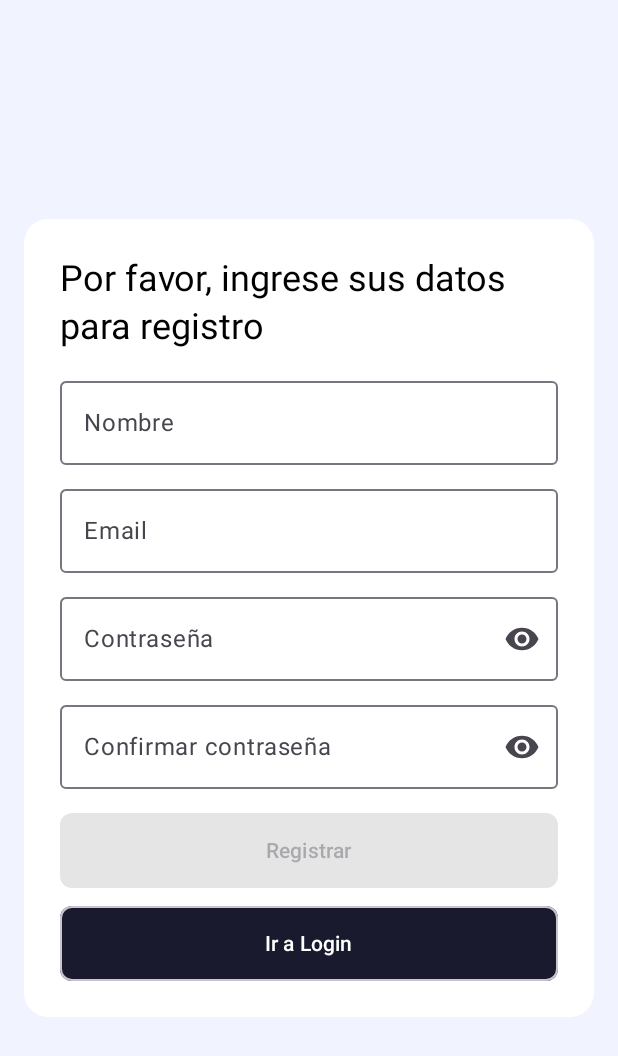
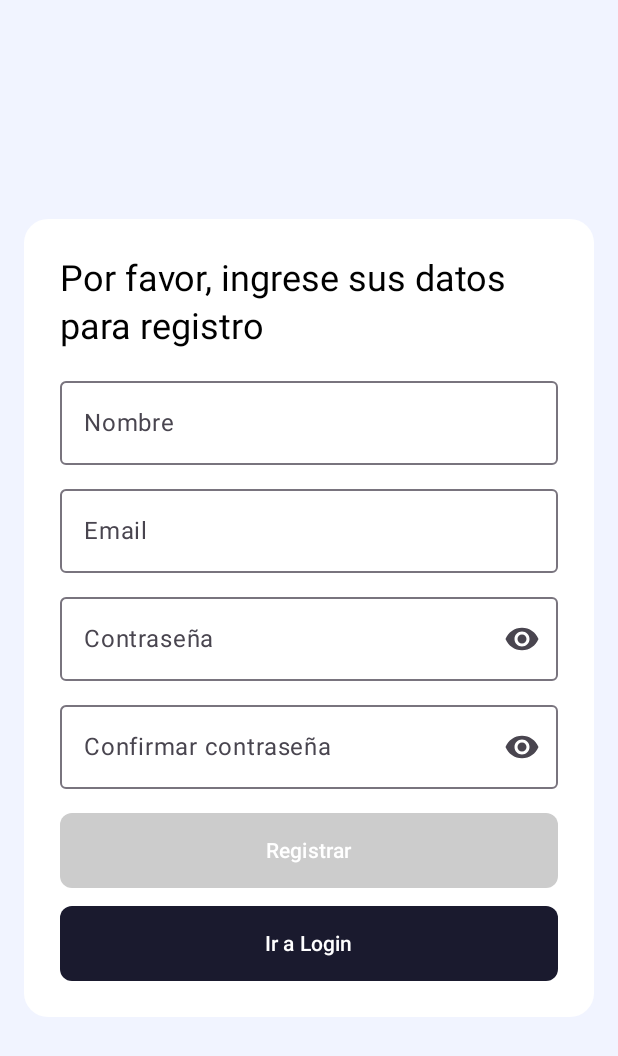
Before and after one commit to nerxzel/ForgetMeNot_F, an Android app built with Jetpack Compose: the screen it shows after launch (MainActivity), after a tap on "Crear cuenta", on a phone screen of 412 x 824 dp. Shown: the top 1056 px of the screen. Run offline under Robolectric (Android 15) with nearby library versions, the phone set to English and light mode, and no system bars; our stand-ins replace livedata-compose.

```diff
--- a/app/src/main/java/com/example/forgetmenot/MainActivity.kt
+++ b/app/src/main/java/com/example/forgetmenot/MainActivity.kt
@@ -18,7 +18,6 @@ import com.example.forgetmenot.viewmodel.AuthViewModelFactory
 import com.example.forgetmenot.ui.theme.ForgetMeNot_Theme
 import com.example.forgetmenot.viewmodel.ArticleViewModelFactory
 import androidx.compose.runtime.remember
-import com.example.forgetmenot.data.local.database.DatabaseHelper
 import com.example.forgetmenot.data.repository.ArticleRepository
 
 class MainActivity : ComponentActivity() {
@@ -34,7 +33,6 @@ class MainActivity : ComponentActivity() {
 @Composable
 fun AppRoot() {
 
-    val context = LocalContext.current.applicationContext
     val repository = remember { UserRepository() }
     val authViewModel: AuthViewModel = viewModel (
         factory = AuthViewModelFactory(repository)
@@ -47,7 +45,7 @@ fun AppRoot() {
 
 
     val navController = rememberNavController()
-    ForgetMeNot_Theme {
+    ForgetMeNot_Theme(darkTheme = false) {
         Surface(color = MaterialTheme.colorScheme.background) {
             AppNavGraph(navController = navController,
                 authViewModel = authViewModel,
--- a/app/src/main/java/com/example/forgetmenot/ui/components/LoginForm.kt
+++ b/app/src/main/java/com/example/forgetmenot/ui/components/LoginForm.kt
@@ -73,7 +73,8 @@ fun LoginForm(
         Text(
             text = "Bienvenido",
             style = MaterialTheme.typography.headlineMedium,
-            fontWeight = FontWeight.Bold
+            fontWeight = FontWeight.Bold,
+            color = Color.Black
         )
 
         Spacer(Modifier.height(20.dp))
@@ -141,7 +142,9 @@ fun LoginForm(
                 .fillMaxWidth()
                 .height(50.dp),
             shape = RoundedCornerShape(8.dp),
-            colors = ButtonDefaults.buttonColors(containerColor = DarkNavy)
+            colors = ButtonDefaults.buttonColors(
+                disabledContainerColor = Color.LightGray,
+                disabledContentColor = Color.White)
         ) {
             if (isSubmitting) {
                 CircularProgressIndicator(strokeWidth = 2.dp, modifier = Modifier.size(18.dp))
@@ -159,12 +162,13 @@ fun LoginForm(
 
         Spacer(Modifier.height(12.dp))
 
-        OutlinedButton(onClick = onGoRegister,
+        Button(
+            onClick = onGoRegister,
             modifier = Modifier
                 .fillMaxWidth()
                 .height(50.dp),
-            shape = RoundedCornerShape(8.dp),
-            colors = ButtonDefaults.buttonColors(containerColor = DarkNavy)) {
+            shape = RoundedCornerShape(8.dp)
+        ) {
             Text("Crear cuenta")
         }
     }
--- a/app/src/main/java/com/example/forgetmenot/ui/components/RegisterForm.kt
+++ b/app/src/main/java/com/example/forgetmenot/ui/components/RegisterForm.kt
@@ -51,7 +51,8 @@ fun RegisterForm(
 
         Text(
             text = "Por favor, ingrese sus datos para registro",
-            style = MaterialTheme.typography.headlineSmall
+            style = MaterialTheme.typography.headlineSmall,
+            color = Color.Black
         )
         Spacer(Modifier.height(12.dp))
 
@@ -81,7 +82,10 @@ fun RegisterForm(
             keyboardOptions = KeyboardOptions(
                 keyboardType = KeyboardType.Email
             ),
-            modifier = Modifier.fillMaxWidth()
+            modifier = Modifier.fillMaxWidth(),
+            colors = OutlinedTextFieldDefaults.colors(
+                focusedTextColor = Color.Black
+            )
         )
         if (emailError != null) {
             Text(emailError, color = MaterialTheme.colorScheme.error, style = MaterialTheme.typography.labelSmall)
@@ -142,7 +146,9 @@ fun RegisterForm(
                 .fillMaxWidth()
                 .height(50.dp),
             shape = RoundedCornerShape(8.dp),
-            colors = ButtonDefaults.buttonColors(containerColor = DarkNavy)
+            colors = ButtonDefaults.buttonColors(
+                disabledContainerColor = Color.LightGray,
+                disabledContentColor = Color.White)
         ) {
             if (isSubmitting) {
                 CircularProgressIndicator(strokeWidth = 2.dp, modifier = Modifier.size(18.dp))
@@ -160,11 +166,11 @@ fun RegisterForm(
 
         Spacer(Modifier.height(12.dp))
 
-        OutlinedButton(onClick = onGoLogin, modifier = Modifier
+        Button(onClick = onGoLogin, modifier = Modifier
             .fillMaxWidth()
             .height(50.dp),
             shape = RoundedCornerShape(8.dp),
-            colors = ButtonDefaults.buttonColors(containerColor = DarkNavy)) {
+            colors = ButtonDefaults.buttonColors(containerColor = DarkNavy, contentColor = Color.White)) {
             Text("Ir a Login")
             }
         }
--- a/app/src/main/java/com/example/forgetmenot/ui/screen/ProfileScreen.kt
+++ b/app/src/main/java/com/example/forgetmenot/ui/screen/ProfileScreen.kt
@@ -40,9 +40,6 @@ fun ProfileScreen(
 
     var showEmailDialog by remember { mutableStateOf(false) }
     var showPasswordDialog by remember { mutableStateOf(false) }
-    var showCurrentPassword by remember { mutableStateOf(false) }
-    var showNewPassword by remember { mutableStateOf(false) }
-    var showConfirmPassword by remember { mutableStateOf(false) }
 
     LaunchedEffect(profileState.saveSuccess) {
         if (profileState.saveSuccess) {
@@ -121,7 +118,6 @@ fun ProfileScreen(
                 Column(modifier = Modifier.padding(16.dp)) {
                     PasswordChangeForm(
                         profileState = profileState,
-                        onCurrentPasswordChange = authViewModel::onCurrentPasswordChange,
                         onNewPasswordChange = authViewModel::onNewPasswordChange,
                         onConfirmNewPasswordChange = authViewModel::onConfirmNewPasswordChange
                     )
@@ -150,7 +146,7 @@ fun ProfileScreen(
         AlertDialog(
             onDismissRequest = { showEmailDialog = false },
             title = { Text("Confirmar cambios") },
-            text = { Text("¿Estás seguro de que quieres actualizar su correo?") },
+            text = { Text("¿Estás seguro de que quieres actualizar su perfil?") },
             confirmButton = {
                 Button(onClick = {
                     authViewModel.saveProfile()
--- a/app/src/main/java/com/example/forgetmenot/ui/theme/Theme.kt
+++ b/app/src/main/java/com/example/forgetmenot/ui/theme/Theme.kt
@@ -1,6 +1,5 @@
 package com.example.forgetmenot.ui.theme
 
-import android.app.Activity
 import android.os.Build
 import androidx.compose.foundation.isSystemInDarkTheme
 import androidx.compose.material3.MaterialTheme
@@ -9,37 +8,41 @@ import androidx.compose.material3.dynamicDarkColorScheme
 import androidx.compose.material3.dynamicLightColorScheme
 import androidx.compose.material3.lightColorScheme
 import androidx.compose.runtime.Composable
-import androidx.compose.runtime.SideEffect
 import androidx.compose.ui.graphics.Color
-import androidx.compose.ui.graphics.toArgb
 import androidx.compose.ui.platform.LocalContext
-import androidx.compose.ui.platform.LocalView
-import androidx.core.view.WindowCompat
+
 
 private val DarkColorScheme = darkColorScheme(
-    primary = ForgetMeNotBlueLight,
+    primary = DarkNavy,
+    onPrimary = Color.White,
+
+    tertiary = ForgetMeNotBlue,
+    onTertiary = Color.White,
+
     secondary = CornflowerBlue,
+    onSecondary = Color.White,
+
     background = DarkGreyBackground,
     surface = DarkGreyBackground,
     error = ErrorRed,
-
-
-    onPrimary = DarkOnPrimary,
-    onSecondary = Color.White,
     onBackground = LightTextColor,
     onSurface = LightTextColor,
     onError = Color.White
 )
 
 private val LightColorScheme = lightColorScheme(
-    primary = ForgetMeNotBlue,
+    primary = DarkNavy,
+    onPrimary = Color.White,
+
+    tertiary = ForgetMeNotBlue,
+    onTertiary = Color.Black,
+
     secondary = CornflowerBlue,
+    onSecondary = Color.White,
+
     background = Color.White,
     surface = Color.White,
     error = ErrorRed,
-
-    onPrimary = Color.White,
-    onSecondary = Color.White,
     onBackground = Color.Black,
     onSurface = Color.Black,
     onError = Color.White
--- a/app/src/main/java/com/example/forgetmenot/viewmodel/ArticleViewModel.kt
+++ b/app/src/main/java/com/example/forgetmenot/viewmodel/ArticleViewModel.kt
@@ -39,8 +39,6 @@ class ArticleViewModel(private val repository: ArticleRepository) : ViewModel()
     val formState: StateFlow<ArticleFormState> = _formState.asStateFlow()
 
     private var currentUserId: String = ""
-
-    // Removed init block to avoid loading without email
 
     fun loadAllArticles(email: String) {
         currentUserId = email
@@ -106,7 +104,7 @@ class ArticleViewModel(private val repository: ArticleRepository) : ViewModel()
 
     fun addArticle() {
         if (!_formState.value.canSubmit) return
-        if (currentUserId.isBlank()) return // Should handle error or ensure email is set
+        if (currentUserId.isBlank()) return
 
         viewModelScope.launch {
             val s = _formState.value
```
Also changed, not shown: app/src/main/java/com/example/forgetmenot/data/repository/UserRepository.kt (+1 -34 lines), app/src/main/java/com/example/forgetmenot/sampleData.kt (deleted, +0 -161 lines), app/src/main/java/com/example/forgetmenot/ui/components/AppTopBar.kt (+9 -6 lines), app/src/main/java/com/example/forgetmenot/ui/components/PasswordChangeForm.kt (+0 -18 lines), app/src/main/java/com/example/forgetmenot/viewmodel/AuthViewModel.kt (+3 -16 lines), app/src/main/res/drawable/user.png, app/src/main/res/drawable/user2.jpg (deleted).
